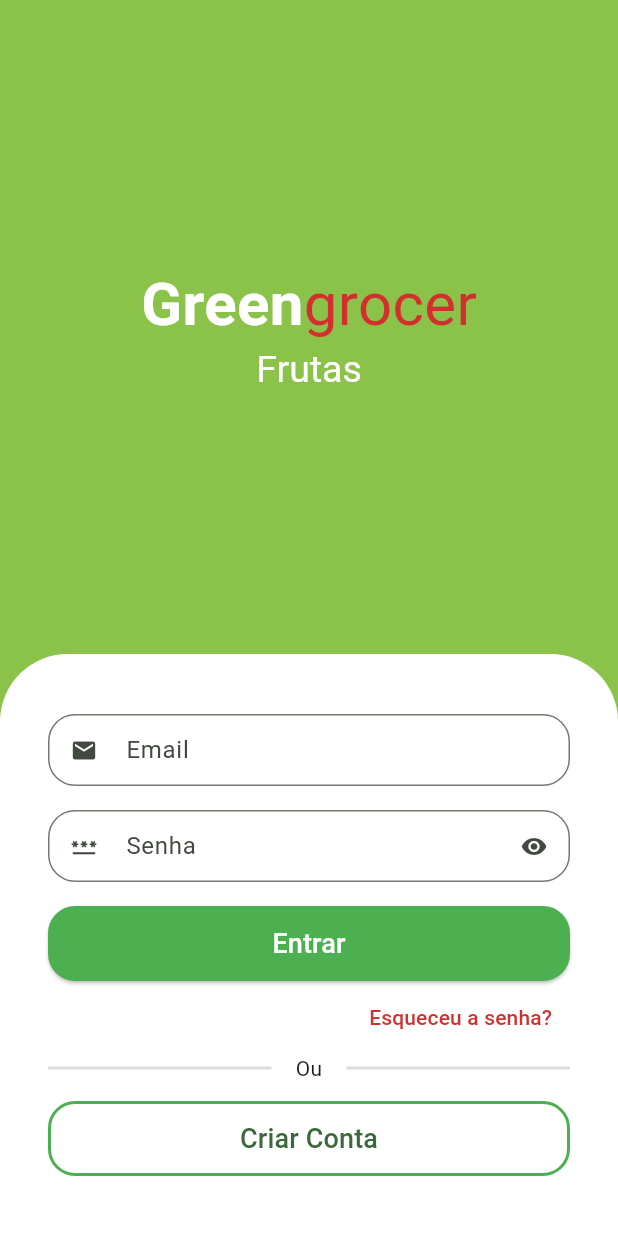
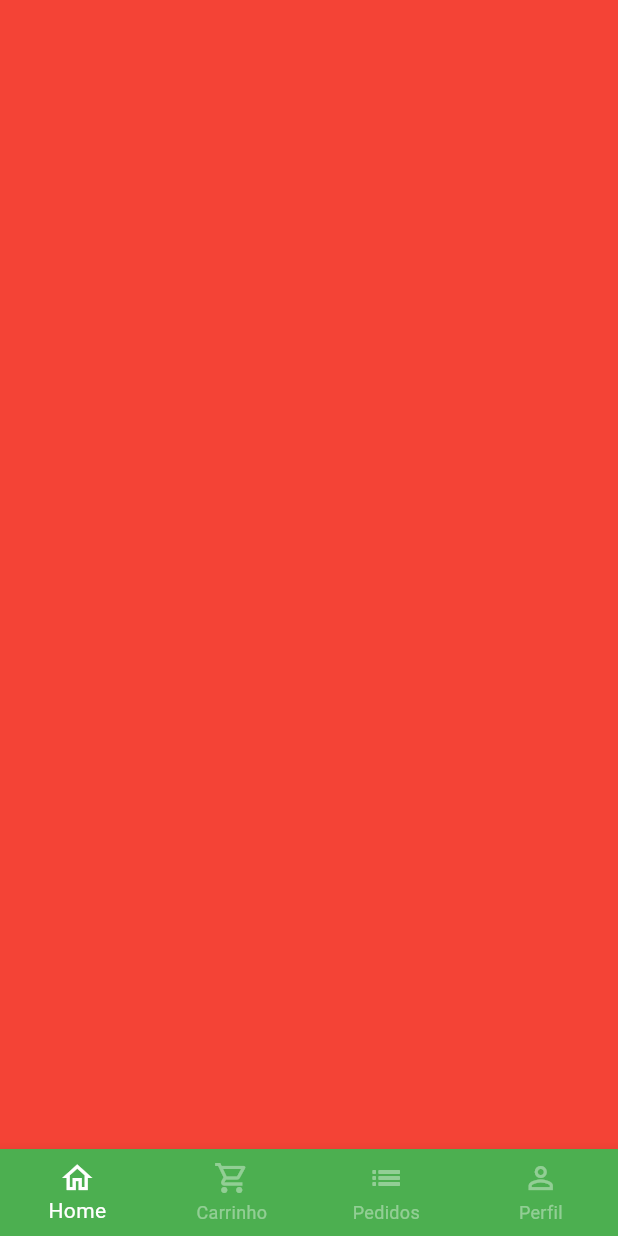
Before and after one commit to felipe-sousa/greengrocer-strattodev, a Flutter app: the screen it shows after launch, after a tap on "Entrar", on a phone screen of 412 x 824 dp. Run offline on Flutter 3.47's test engine with Material 2 defaults, Android fonts, the phone set to English and light mode, and no system bars; drawn by our look-alikes of animated_text_kit; our stand-ins replace mask_text_input_formatter.

Commit message:
Create BaseScreen
Created BaseScreen with BottomNavigationBar and temporary containers

```diff
--- a/greengrocer/lib/src/auth/sign_in_screen.dart
+++ b/greengrocer/lib/src/auth/sign_in_screen.dart
@@ -2,6 +2,7 @@ import 'package:animated_text_kit/animated_text_kit.dart';
 import 'package:flutter/material.dart';
 import 'package:greengrocer/src/auth/components/custom_text_field.dart';
 import 'package:greengrocer/src/auth/sign_up_screen.dart';
+import 'package:greengrocer/src/base/base_screen.dart';
 import 'package:greengrocer/src/config/custom_colors.dart';
 
 class SignInScreen extends StatelessWidget {
@@ -101,7 +102,15 @@ class SignInScreen extends StatelessWidget {
                     SizedBox(
                       height: 50,
                       child: ElevatedButton(
-                        onPressed: () {},
+                        onPressed: () {
+                          Navigator.of(context).pushReplacement(
+                            MaterialPageRoute(
+                              builder: (c) {
+                                return BaseScreen();
+                              },
+                            ),
+                          );
+                        },
                         style: ElevatedButton.styleFrom(
                           backgroundColor: Colors.green,
                           shape: RoundedRectangleBorder(
--- /dev/null
+++ b/greengrocer/lib/src/base/base_screen.dart
@@ -0,0 +1,71 @@
+import 'package:flutter/material.dart';
+
+class BaseScreen extends StatefulWidget {
+  const BaseScreen({super.key});
+
+  @override
+  State<BaseScreen> createState() => _BaseScreenState();
+}
+
+class _BaseScreenState extends State<BaseScreen> {
+  int currentIndex = 0;
+
+  final pageController = PageController();
+
+  @override
+  Widget build(BuildContext context) {
+    return Scaffold(
+      body: PageView(
+        physics: const NeverScrollableScrollPhysics(),
+        controller: pageController,
+        children: [
+          Container(
+            color: Colors.red,
+          ),
+          Container(
+            color: Colors.yellow,
+          ),
+          Container(
+            color: Colors.blue,
+          ),
+          Container(
+            color: Colors.purple,
+          ),
+        ],
+      ),
+      bottomNavigationBar: BottomNavigationBar(
+        currentIndex: currentIndex,
+        backgroundColor: Colors.green,
+        selectedItemColor: Colors.white,
+        unselectedItemColor: Colors.white.withAlpha(100),
+        type: BottomNavigationBarType.fixed,
+        onTap: (index) {
+          setState(
+            () {
+              currentIndex = index;
+              pageController.jumpToPage(index);
+            },
+          );
+        },
+        items: const [
+          BottomNavigationBarItem(
+            icon: Icon(Icons.home_outlined),
+            label: 'Home',
+          ),
+          BottomNavigationBarItem(
+            icon: Icon(Icons.shopping_cart_outlined),
+            label: 'Carrinho',
+          ),
+          BottomNavigationBarItem(
+            icon: Icon(Icons.list_outlined),
+            label: 'Pedidos',
+          ),
+          BottomNavigationBarItem(
+            icon: Icon(Icons.person_outline),
+            label: 'Perfil',
+          ),
+        ],
+      ),
+    );
+  }
+}
```
